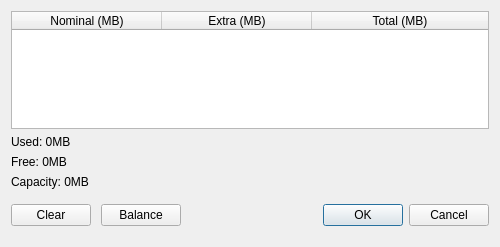
Above: recovery/adjustsizes.ui from procount/pinn before the change. Below: the same form after it.
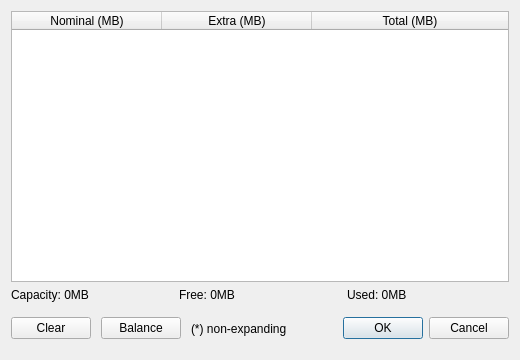
That is the form after the change.

Diff of the .ui file:
```diff
--- a/recovery/adjustsizes.ui
+++ b/recovery/adjustsizes.ui
@@ -6,8 +6,8 @@
    <rect>
     <x>0</x>
     <y>0</y>
-    <width>500</width>
-    <height>247</height>
+    <width>520</width>
+    <height>360</height>
    </rect>
   </property>
   <property name="sizePolicy">
@@ -19,28 +19,7 @@
   <property name="windowTitle">
    <string>Adjust size of OSes</string>
   </property>
-  <layout class="QGridLayout" name="gridLayout">
-   <item row="4" column="0">
-    <widget class="QLabel" name="capacityLbl">
-     <property name="text">
-      <string>Capacity: 0MB</string>
-     </property>
-    </widget>
-   </item>
-   <item row="3" column="0">
-    <widget class="QLabel" name="freeLbl">
-     <property name="text">
-      <string>Free: 0MB </string>
-     </property>
-    </widget>
-   </item>
-   <item row="2" column="0">
-    <widget class="QLabel" name="usedLbl">
-     <property name="text">
-      <string>Used: 0MB</string>
-     </property>
-    </widget>
-   </item>
+  <layout class="QGridLayout" name="gridLayout" columnstretch="0">
    <item row="0" column="0">
     <widget class="QTableWidget" name="tableWidget">
      <property name="sizePolicy">
@@ -62,7 +41,7 @@
       </size>
      </property>
      <property name="alternatingRowColors">
-      <bool>true</bool>
+      <bool>false</bool>
      </property>
      <property name="selectionMode">
       <enum>QAbstractItemView::NoSelection</enum>
@@ -74,7 +53,7 @@
       <bool>false</bool>
      </attribute>
      <attribute name="horizontalHeaderMinimumSectionSize">
-      <number>50</number>
+      <number>30</number>
      </attribute>
      <attribute name="horizontalHeaderDefaultSectionSize">
       <number>150</number>
@@ -105,7 +84,7 @@
      </column>
     </widget>
    </item>
-   <item row="5" column="0">
+   <item row="7" column="0">
     <layout class="QHBoxLayout" name="horizontalLayout">
      <property name="spacing">
       <number>10</number>
@@ -127,6 +106,13 @@
        </property>
       </widget>
      </item>
+     <item>
+      <widget class="QLabel" name="label">
+       <property name="text">
+        <string>(*) non-expanding</string>
+       </property>
+      </widget>
+     </item>
      <item alignment="Qt::AlignBottom">
       <widget class="QDialogButtonBox" name="buttonBox1">
        <property name="sizePolicy">
@@ -157,6 +143,31 @@
      </item>
     </layout>
    </item>
+   <item row="2" column="0">
+    <layout class="QHBoxLayout" name="horizontalLayout_2">
+     <item>
+      <widget class="QLabel" name="capacityLbl">
+       <property name="text">
+        <string>Capacity: 0MB</string>
+       </property>
+      </widget>
+     </item>
+     <item>
+      <widget class="QLabel" name="freeLbl">
+       <property name="text">
+        <string>Free: 0MB </string>
+       </property>
+      </widget>
+     </item>
+     <item>
+      <widget class="QLabel" name="usedLbl">
+       <property name="text">
+        <string>Used: 0MB</string>
+       </property>
+      </widget>
+     </item>
+    </layout>
+   </item>
   </layout>
  </widget>
  <resources/>
```
